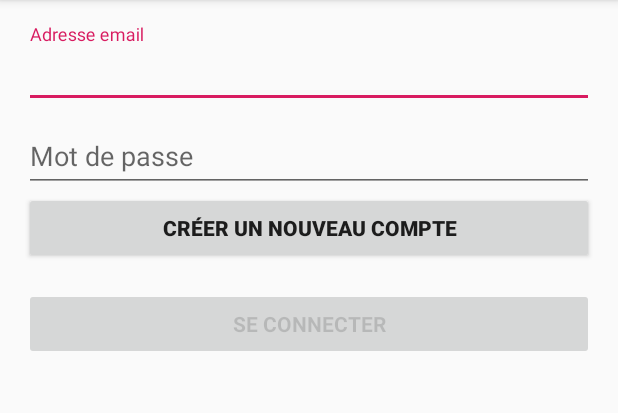
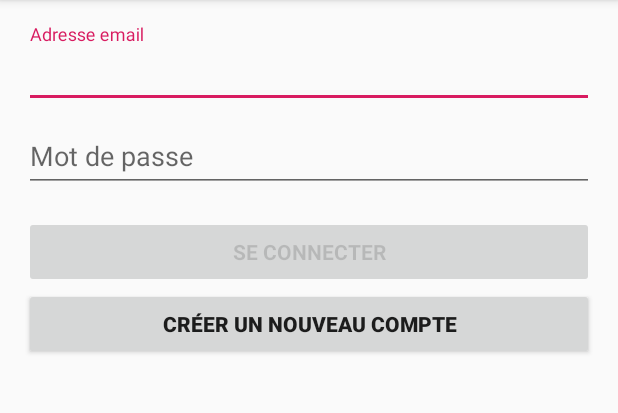
Before and after one commit to camsou/pfe_github, an Android app: the screen it shows after launch (LoginActivity), on a phone screen of 412 x 824 dp, the part 84-497 px from its top. Run offline under Robolectric (Android 15) with nearby library versions, the light colour scheme and no system bars.

Commit message:
Echange des bouttons nouveau compte/connexion

```diff
--- a/DetectnAlert/app/src/main/res/layout/activity_login.xml
+++ b/DetectnAlert/app/src/main/res/layout/activity_login.xml
@@ -65,12 +65,6 @@
             </android.support.design.widget.TextInputLayout>
 
             <Button
-                android:layout_width="match_parent"
-                android:layout_height="wrap_content"
-                android:text="@string/new_account"
-                android:textStyle="bold"/>
-
-            <Button
                 android:id="@+id/email_sign_in_button"
                 style="?android:textAppearanceSmall"
                 android:layout_width="match_parent"
@@ -79,6 +73,12 @@
                 android:text="@string/connexion"
                 android:textStyle="bold" />
 
+            <Button
+                android:layout_width="match_parent"
+                android:layout_height="wrap_content"
+                android:text="@string/new_account"
+                android:textStyle="bold"/>
+
         </LinearLayout>
     </ScrollView>
 </LinearLayout>
```
